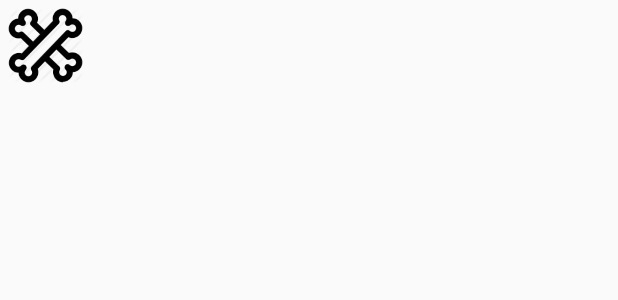
After one commit to EndriwMichel/ForDog2.1, an Android app: the layout listviewmaps.xml on its own in the app's theme, with its tools: preview values and no code run, on a phone screen of 412 x 824 dp. The commit adds this screen. Shown: the top 300 px of the screen. Run offline under Robolectric (Android 15) with nearby library versions, the phone set to English and light mode, and no system bars.

Commit message:
Comitadofião
comit de alteração na tela de navegação

```diff
--- a/Map_v2.1/app/src/main/res/layout/activity_initial_cadog.xml
+++ b/Map_v2.1/app/src/main/res/layout/activity_initial_cadog.xml
@@ -39,7 +39,9 @@
             android:id="@+id/listView"
             android:layout_alignParentTop="true"
             android:layout_alignParentLeft="true"
-            android:layout_alignParentStart="true" />
+            android:layout_alignParentStart="true"
+            />
+
 
     </RelativeLayout>
 
--- /dev/null
+++ b/Map_v2.1/app/src/main/res/layout/listviewmaps.xml
@@ -0,0 +1,27 @@
+<?xml version="1.0" encoding="utf-8"?>
+<LinearLayout xmlns:android="http://schemas.android.com/apk/res/android"
+    android:layout_width="fill_parent"
+    android:layout_height="fill_parent"
+    android:orientation="horizontal" >
+    <ImageView
+        android:id="@+id/img"
+        android:layout_width="50dp"
+        android:layout_height="50dp"
+        android:layout_marginBottom="5dp"
+        android:layout_marginLeft="5dp"
+        android:layout_marginRight="5dp"
+        android:layout_marginTop="5dp"
+        android:src="@drawable/bone" />
+    <LinearLayout
+        android:layout_width="match_parent"
+        android:layout_height="match_parent"
+        android:orientation="vertical"
+        >
+        <TextView
+            android:id="@+id/num"
+            android:layout_width="wrap_content"
+            android:layout_height="wrap_content"
+            android:textSize="20sp"
+            android:paddingTop="5dp"/>
+    </LinearLayout>
+</LinearLayout>
```
Also changed, not shown: Map_v2.1/app/src/main/java/com/example/endriw/map_v21/ListViewMaps.java (added, +38 -0 lines), Map_v2.1/app/src/main/java/com/example/endriw/map_v21/MapsActivity.java (+81 -11 lines), Map_v2.1/app/src/main/res/drawable/bone.png (added), Map_v2.1/app/src/main/res/drawable/dogbone.png (added), Map_v2.1/app/src/main/res/drawable/doghouse.png (added).
